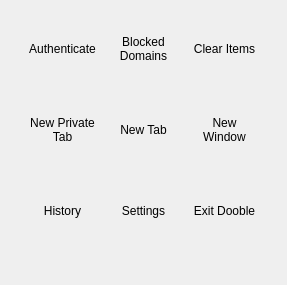
The window that 2.x/UI/dooble_popup_menu.ui (textbrowser/dooble) describes before a commit, drawn with Qt 5.
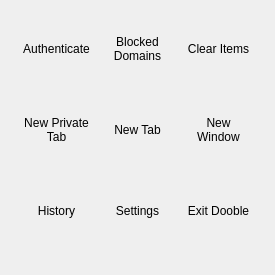
The same window after the commit. Icons and pictures are not drawn.

Patch:
```diff
--- a/2.x/UI/dooble_popup_menu.ui
+++ b/2.x/UI/dooble_popup_menu.ui
@@ -6,8 +6,8 @@
    <rect>
     <x>0</x>
     <y>0</y>
-    <width>287</width>
-    <height>285</height>
+    <width>275</width>
+    <height>275</height>
    </rect>
   </property>
   <property name="windowTitle">
@@ -47,9 +47,6 @@
          <height>75</height>
         </size>
        </property>
-       <property name="styleSheet">
-        <string notr="true">QToolButton {border: none;}</string>
-       </property>
        <property name="text">
         <string>Authenticate</string>
        </property>
@@ -59,6 +56,9 @@
          <height>32</height>
         </size>
        </property>
+       <property name="toolButtonStyle">
+        <enum>Qt::ToolButtonTextUnderIcon</enum>
+       </property>
        <property name="autoRaise">
         <bool>true</bool>
        </property>
@@ -78,9 +78,6 @@
          <height>75</height>
         </size>
        </property>
-       <property name="styleSheet">
-        <string notr="true">QToolButton {border: none;}</string>
-       </property>
        <property name="text">
         <string>Blocked
 Domains</string>
@@ -91,6 +88,9 @@
          <height>32</height>
         </size>
        </property>
+       <property name="toolButtonStyle">
+        <enum>Qt::ToolButtonTextUnderIcon</enum>
+       </property>
        <property name="autoRaise">
         <bool>true</bool>
        </property>
@@ -110,9 +110,6 @@
          <height>75</height>
         </size>
        </property>
-       <property name="styleSheet">
-        <string notr="true">QToolButton {border: none;}</string>
-       </property>
        <property name="text">
         <string>Clear Items</string>
        </property>
@@ -122,6 +119,9 @@
          <height>32</height>
         </size>
        </property>
+       <property name="toolButtonStyle">
+        <enum>Qt::ToolButtonTextUnderIcon</enum>
+       </property>
        <property name="autoRaise">
         <bool>true</bool>
        </property>
@@ -171,9 +171,6 @@
          <height>75</height>
         </size>
        </property>
-       <property name="styleSheet">
-        <string notr="true">QToolButton {border: none;}</string>
-       </property>
        <property name="text">
         <string>New Private
 Tab</string>
@@ -184,6 +181,9 @@
          <height>32</height>
         </size>
        </property>
+       <property name="toolButtonStyle">
+        <enum>Qt::ToolButtonTextUnderIcon</enum>
+       </property>
        <property name="autoRaise">
         <bool>true</bool>
        </property>
@@ -203,9 +203,6 @@
          <height>75</height>
         </size>
        </property>
-       <property name="styleSheet">
-        <string notr="true">QToolButton {border: none;}</string>
-       </property>
        <property name="text">
         <string>New Tab</string>
        </property>
@@ -215,6 +212,9 @@
          <height>32</height>
         </size>
        </property>
+       <property name="toolButtonStyle">
+        <enum>Qt::ToolButtonTextUnderIcon</enum>
+       </property>
        <property name="autoRaise">
         <bool>true</bool>
        </property>
@@ -234,9 +234,6 @@
          <height>75</height>
         </size>
        </property>
-       <property name="styleSheet">
-        <string notr="true">QToolButton {border: none;}</string>
-       </property>
        <property name="text">
         <string>New
 Window</string>
@@ -247,6 +244,9 @@
          <height>32</height>
         </size>
        </property>
+       <property name="toolButtonStyle">
+        <enum>Qt::ToolButtonTextUnderIcon</enum>
+       </property>
        <property name="autoRaise">
         <bool>true</bool>
        </property>
@@ -296,9 +296,6 @@
          <height>75</height>
         </size>
        </property>
-       <property name="styleSheet">
-        <string notr="true">QToolButton {border: none;}</string>
-       </property>
        <property name="text">
         <string>History</string>
        </property>
@@ -308,6 +305,9 @@
          <height>32</height>
         </size>
        </property>
+       <property name="toolButtonStyle">
+        <enum>Qt::ToolButtonTextUnderIcon</enum>
+       </property>
        <property name="autoRaise">
         <bool>true</bool>
        </property>
@@ -327,9 +327,6 @@
          <height>75</height>
         </size>
        </property>
-       <property name="styleSheet">
-        <string notr="true">QToolButton {border: none;}</string>
-       </property>
        <property name="text">
         <string>Settings</string>
        </property>
@@ -339,6 +336,9 @@
          <height>32</height>
         </size>
        </property>
+       <property name="toolButtonStyle">
+        <enum>Qt::ToolButtonTextUnderIcon</enum>
+       </property>
        <property name="autoRaise">
         <bool>true</bool>
        </property>
@@ -358,9 +358,6 @@
          <height>75</height>
         </size>
        </property>
-       <property name="styleSheet">
-        <string notr="true">QToolButton {border: none;}</string>
-       </property>
        <property name="text">
         <string>Exit Dooble</string>
        </property>
@@ -370,6 +367,9 @@
          <height>32</height>
         </size>
        </property>
+       <property name="toolButtonStyle">
+        <enum>Qt::ToolButtonTextUnderIcon</enum>
+       </property>
        <property name="autoRaise">
         <bool>true</bool>
        </property>
```
